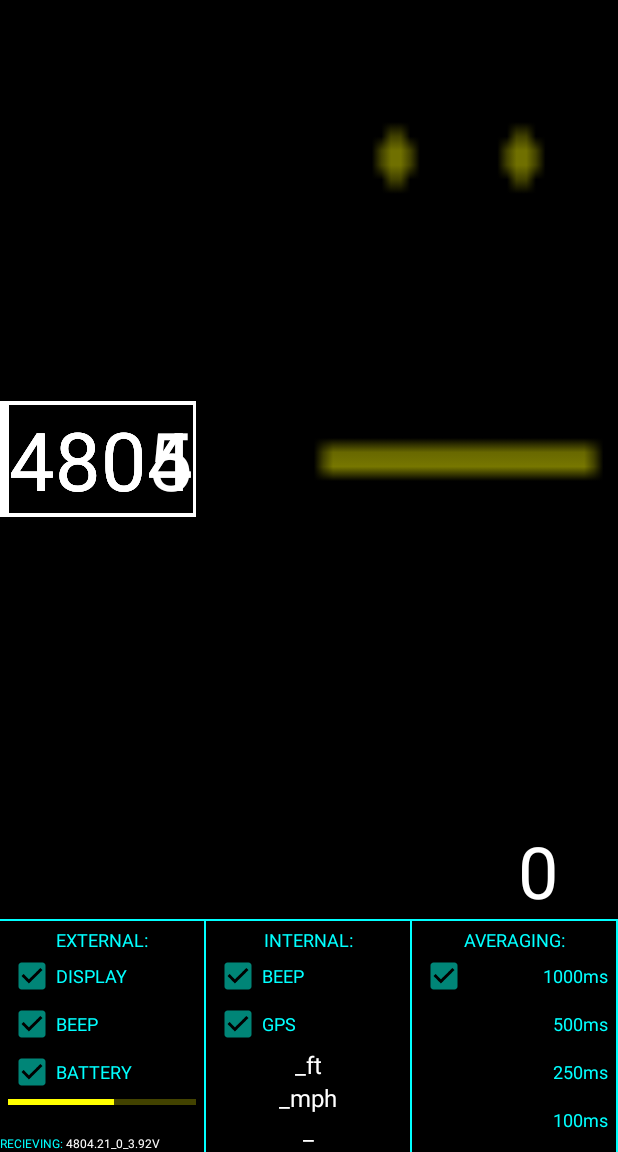
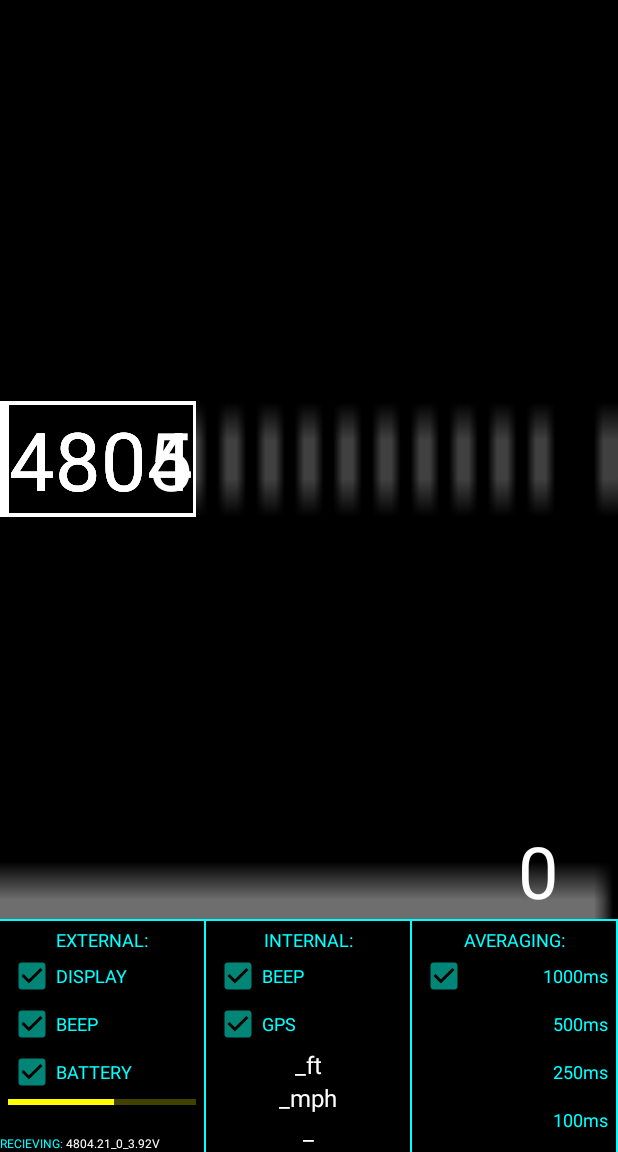
Before and after one commit to glydrfreak/vSpeed-Vario, an Android app: the vSpeedVarioActivity screen opened directly, with no data from a screen before it, on a phone screen of 412 x 824 dp, the part 84-1236 px from its top. Run offline under Robolectric (Android 15) with nearby library versions, the phone set to English and light mode, and no system bars.

```diff
--- a/Android/vSpeedVario/app/src/main/java/com/adafruit/bluefruit/le/connect/app/vSpeedVarioActivity.java
+++ b/Android/vSpeedVario/app/src/main/java/com/adafruit/bluefruit/le/connect/app/vSpeedVarioActivity.java
@@ -62,9 +62,9 @@ import java.util.ArrayList;
 public class vSpeedVarioActivity extends vSpeedVarioInterfaceActivity /*implements MqttManager.MqttManagerListener*/ {
 
     //LIFT WIDGETS
-    //public String liftWidget = "LineChart";
+    public String liftWidget = "LineChart";
     //String liftWidget = "ThermalCircle";
-    String liftWidget = "SmileyFace";
+    //String liftWidget = "SmileyFace";
     double[] smileyFaceY = new double[]{
             42, 42, 42, 42, 42, 42, 42, 42,
             42, 42, 42, 42, 42, 42, 42, 42,
```
